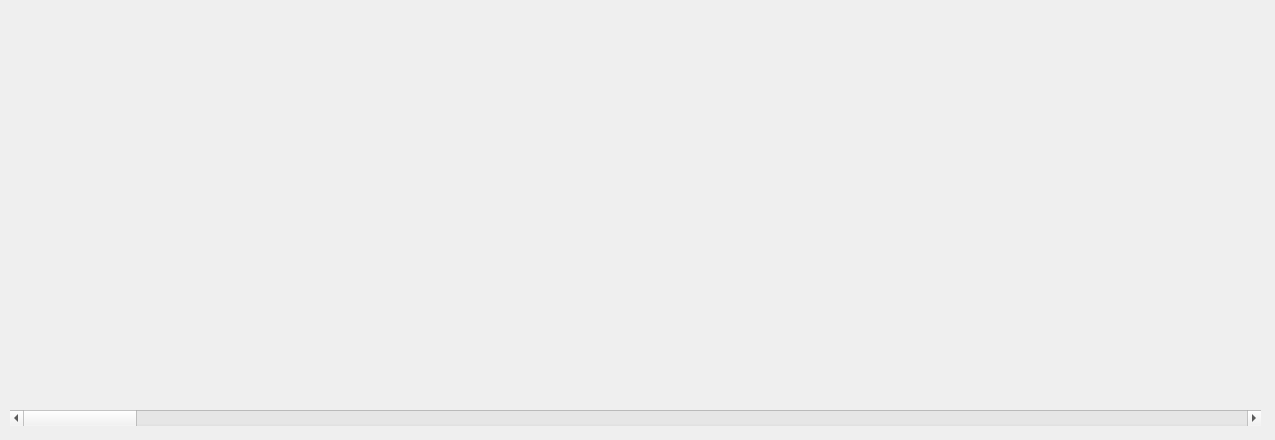
Old version of the form histogram.ui in the repository LukArty/QKD_techPO.
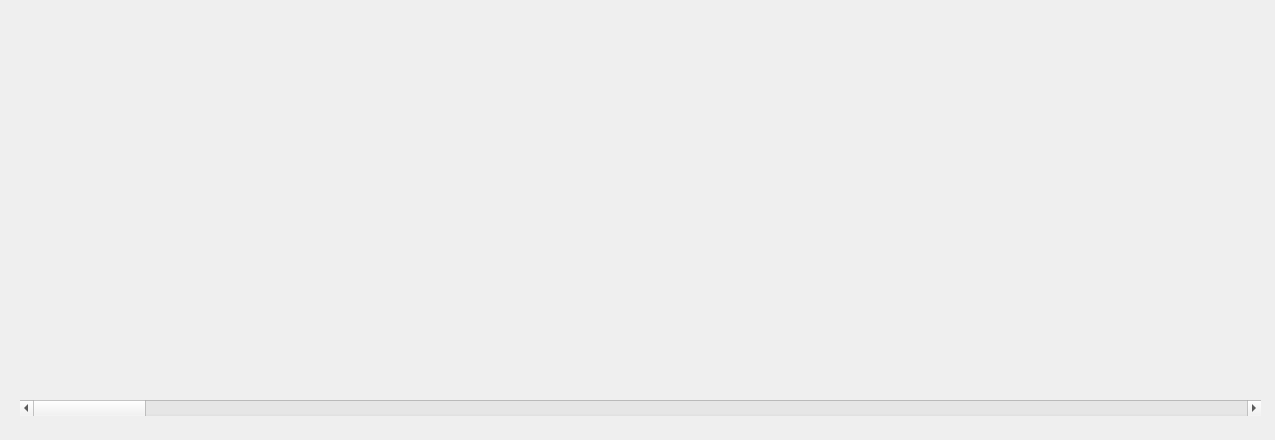
New version of the form. Icons and pictures are not drawn. Custom widgets are drawn as their Qt base class.

What changed in the file:
```diff
--- a/histogram.ui
+++ b/histogram.ui
@@ -31,11 +31,11 @@
      <x>10</x>
      <y>10</y>
      <width>1251</width>
-     <height>391</height>
+     <height>381</height>
     </rect>
    </property>
    <property name="sizePolicy">
-    <sizepolicy hsizetype="Preferred" vsizetype="Preferred">
+    <sizepolicy hsizetype="Preferred" vsizetype="MinimumExpanding">
      <horstretch>0</horstretch>
      <verstretch>0</verstretch>
     </sizepolicy>
@@ -57,9 +57,9 @@
   <widget class="QScrollBar" name="horizontalScrollBar">
    <property name="geometry">
     <rect>
-     <x>10</x>
-     <y>410</y>
-     <width>1251</width>
+     <x>20</x>
+     <y>400</y>
+     <width>1241</width>
      <height>16</height>
     </rect>
    </property>
```
Left out of the diff: 2 changed lines with no effect on the pictures.
